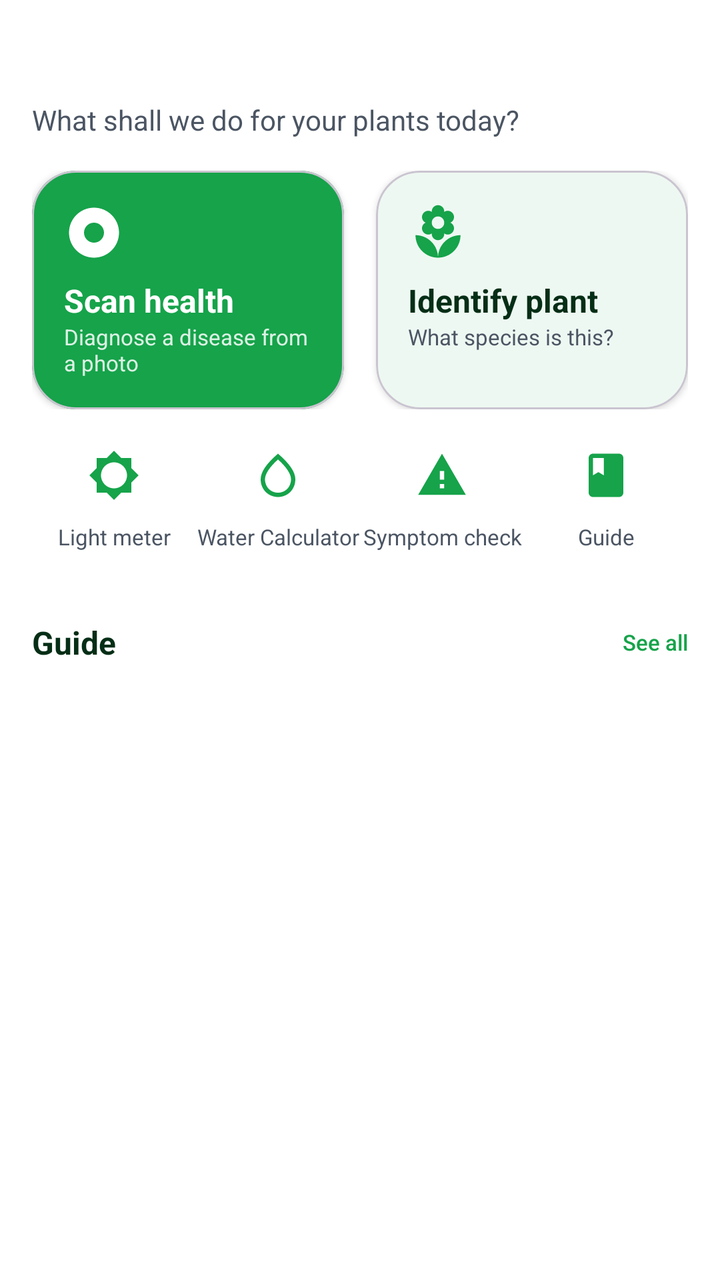
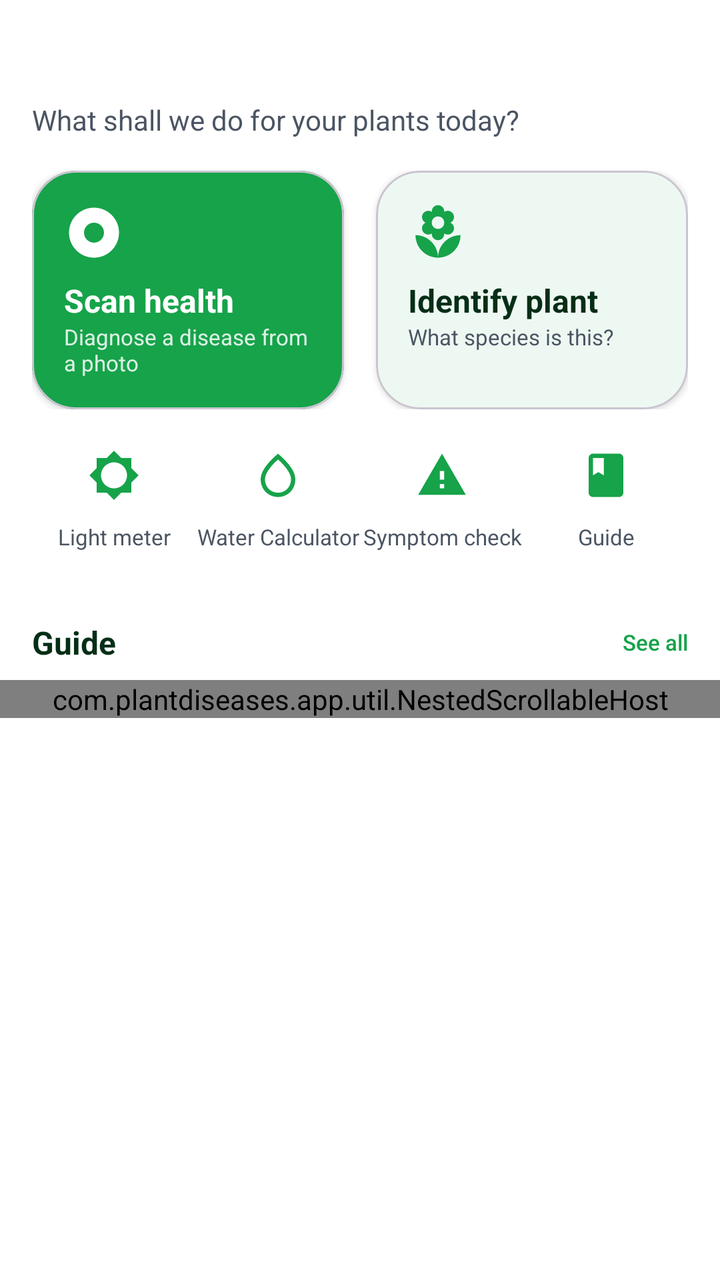

Two renders of the same Android screen: before a commit and after it. Below are the layout's source before the change and the commit's diff.
<!-- AndroidManifest.xml: application theme Theme.PlantDiseases -->
<!-- res/layout/fragment_home.xml -->
<?xml version="1.0" encoding="utf-8"?>
<androidx.core.widget.NestedScrollView xmlns:android="http://schemas.android.com/apk/res/android"
    xmlns:app="http://schemas.android.com/apk/res-auto"
    android:layout_width="match_parent"
    android:layout_height="match_parent"
    android:background="@color/background"
    android:clipToPadding="false"
    android:fillViewport="true">

    <LinearLayout
        android:layout_width="match_parent"
        android:layout_height="wrap_content"
        android:orientation="vertical"
        android:paddingTop="@dimen/space_lg"
        android:paddingBottom="@dimen/space_3xl">

        
        <TextView
            android:id="@+id/tv_greeting"
            android:layout_width="match_parent"
            android:layout_height="wrap_content"
            android:paddingHorizontal="@dimen/content_gutter"
            android:fontFamily="sans-serif-medium"
            android:textColor="@color/on_surface"
            android:textSize="@dimen/text_headline" />

        <TextView
            android:id="@+id/tv_greeting_sub"
            android:layout_width="match_parent"
            android:layout_height="wrap_content"
            android:layout_marginTop="2dp"
            android:paddingHorizontal="@dimen/content_gutter"
            android:text="@string/home_subtitle"
            android:textColor="@color/on_surface_secondary"
            android:textSize="@dimen/text_body" />

        
        <LinearLayout
            android:layout_width="match_parent"
            android:layout_height="wrap_content"
            android:layout_marginTop="@dimen/space_lg"
            android:orientation="horizontal"
            android:paddingHorizontal="@dimen/content_gutter">

            
            <com.google.android.material.card.MaterialCardView
                android:id="@+id/card_scan"
                android:layout_width="0dp"
                android:layout_height="match_parent"
                android:layout_weight="1"
                android:layout_marginEnd="@dimen/space_sm"
                android:clickable="true"
                android:focusable="true"
                app:cardBackgroundColor="@color/primary"
                app:cardCornerRadius="@dimen/radius_lg"
                app:cardElevation="2dp">

                <LinearLayout
                    android:layout_width="match_parent"
                    android:layout_height="wrap_content"
                    android:orientation="vertical"
                    android:padding="@dimen/space_lg">

                    <ImageView
                        android:layout_width="30dp"
                        android:layout_height="30dp"
                        android:src="@drawable/ic_scan"
                        app:tint="@android:color/white"
                        android:contentDescription="@string/home_scan_title" />

                    <TextView
                        android:layout_width="match_parent"
                        android:layout_height="wrap_content"
                        android:layout_marginTop="@dimen/space_sm"
                        android:text="@string/home_scan_title"
                        android:textColor="@android:color/white"
                        android:textStyle="bold"
                        android:textSize="@dimen/text_title_sm" />

                    <TextView
                        android:layout_width="match_parent"
                        android:layout_height="wrap_content"
                        android:text="@string/home_scan_sub"
                        android:textColor="#D9FFFFFF"
                        android:textSize="@dimen/text_caption" />
                </LinearLayout>
            </com.google.android.material.card.MaterialCardView>

            <com.google.android.material.card.MaterialCardView
                android:id="@+id/card_identify"
                android:layout_width="0dp"
                android:layout_height="match_parent"
                android:layout_weight="1"
                android:layout_marginStart="@dimen/space_sm"
                android:clickable="true"
                android:focusable="true"
                app:cardBackgroundColor="@color/surface"
                app:cardCornerRadius="@dimen/radius_lg"
                app:cardElevation="2dp">

                <LinearLayout
                    android:layout_width="match_parent"
                    android:layout_height="wrap_content"
                    android:orientation="vertical"
                    android:padding="@dimen/space_lg">

                    <ImageView
                        android:layout_width="30dp"
                        android:layout_height="30dp"
                        android:src="@drawable/ic_plant_placeholder"
                        app:tint="@color/primary"
                        android:contentDescription="@string/home_identify_title" />

                    <TextView
                        android:layout_width="match_parent"
                        android:layout_height="wrap_content"
                        android:layout_marginTop="@dimen/space_sm"
                        android:text="@string/home_identify_title"
                        android:textColor="@color/on_surface"
                        android:textStyle="bold"
                        android:textSize="@dimen/text_title_sm" />

                    <TextView
                        android:layout_width="match_parent"
                        android:layout_height="wrap_content"
                        android:text="@string/home_identify_sub"
                        android:textColor="@color/on_surface_secondary"
                        android:textSize="@dimen/text_caption" />
                </LinearLayout>
            </com.google.android.material.card.MaterialCardView>
        </LinearLayout>

        
        <LinearLayout
            android:layout_width="match_parent"
            android:layout_height="wrap_content"
            android:layout_marginTop="@dimen/space_md"
            android:orientation="horizontal"
            android:paddingHorizontal="@dimen/content_gutter">

            <LinearLayout
                android:id="@+id/tile_light"
                style="@style/HomeToolTile">

                <ImageView style="@style/HomeToolTileIcon" android:src="@drawable/ic_light" />

                <TextView style="@style/HomeToolTileLabel" android:text="@string/home_tool_light" />
            </LinearLayout>

            <LinearLayout
                android:id="@+id/tile_water"
                style="@style/HomeToolTile">

                <ImageView style="@style/HomeToolTileIcon" android:src="@drawable/ic_watering" />

                <TextView style="@style/HomeToolTileLabel" android:text="@string/home_tool_water" />
            </LinearLayout>

            <LinearLayout
                android:id="@+id/tile_symptom"
                style="@style/HomeToolTile">

                <ImageView style="@style/HomeToolTileIcon" android:src="@drawable/ic_disease" />

                <TextView style="@style/HomeToolTileLabel" android:text="@string/home_tool_symptom" />
            </LinearLayout>

            <LinearLayout
                android:id="@+id/tile_guide"
                style="@style/HomeToolTile">

                <ImageView style="@style/HomeToolTileIcon" android:src="@drawable/ic_guide" />

                <TextView style="@style/HomeToolTileLabel" android:text="@string/home_tool_guide" />
            </LinearLayout>
        </LinearLayout>

        
        <LinearLayout
            android:id="@+id/section_species"
            android:layout_width="match_parent"
            android:layout_height="wrap_content"
            android:layout_marginTop="@dimen/space_xl"
            android:orientation="vertical"
            android:visibility="gone">

            <LinearLayout
                android:layout_width="match_parent"
                android:layout_height="wrap_content"
                android:gravity="center_vertical"
                android:orientation="horizontal"
                android:paddingHorizontal="@dimen/content_gutter">

                <TextView
                    android:id="@+id/tv_species_title"
                    android:layout_width="0dp"
                    android:layout_height="wrap_content"
                    android:layout_weight="1"
                    android:text="@string/home_trending"
                    android:textColor="@color/on_surface"
                    android:textSize="@dimen/text_title_sm"
                    android:textStyle="bold" />

                <TextView
                    android:id="@+id/tv_trending_scope"
                    android:layout_width="wrap_content"
                    android:layout_height="wrap_content"
                    android:textColor="@color/on_surface_secondary"
                    android:textSize="@dimen/text_caption" />
            </LinearLayout>

            <androidx.recyclerview.widget.RecyclerView
                android:id="@+id/rv_species"
                android:layout_width="match_parent"
                android:layout_height="wrap_content"
                android:layout_marginTop="@dimen/space_sm"
                android:clipToPadding="false"
                android:nestedScrollingEnabled="false"
                android:orientation="horizontal"
                android:paddingHorizontal="@dimen/content_gutter" />
        </LinearLayout>

        
        <LinearLayout
            android:id="@+id/section_popular"
            android:layout_width="match_parent"
            android:layout_height="wrap_content"
            android:layout_marginTop="@dimen/space_xl"
            android:orientation="vertical"
            android:visibility="gone">

            <TextView
                android:layout_width="match_parent"
                android:layout_height="wrap_content"
                android:paddingHorizontal="@dimen/content_gutter"
                android:text="@string/home_popular_diseases"
                android:textColor="@color/on_surface"
                android:textSize="@dimen/text_title_sm"
                android:textStyle="bold" />

            <androidx.recyclerview.widget.RecyclerView
                android:id="@+id/rv_popular"
                android:layout_width="match_parent"
                android:layout_height="wrap_content"
                android:layout_marginTop="@dimen/space_sm"
                android:clipToPadding="false"
                android:nestedScrollingEnabled="false"
                android:orientation="horizontal"
                android:paddingHorizontal="@dimen/content_gutter" />
        </LinearLayout>

        
        <LinearLayout
            android:layout_width="match_parent"
            android:layout_height="wrap_content"
            android:layout_marginTop="@dimen/space_xl"
            android:orientation="vertical">

            <LinearLayout
                android:layout_width="match_parent"
                android:layout_height="wrap_content"
                android:gravity="center_vertical"
                android:orientation="horizontal"
                android:paddingHorizontal="@dimen/content_gutter">

                <TextView
                    android:layout_width="0dp"
                    android:layout_height="wrap_content"
                    android:layout_weight="1"
                    android:text="@string/home_disease_guide"
                    android:textColor="@color/on_surface"
                    android:textSize="@dimen/text_title_sm"
                    android:textStyle="bold" />

                <TextView
                    android:id="@+id/tv_guide_all"
                    android:layout_width="wrap_content"
                    android:layout_height="wrap_content"
                    android:text="@string/home_see_all"
                    android:textColor="@color/primary"
                    android:textSize="@dimen/text_caption"
                    android:fontFamily="sans-serif-medium" />
            </LinearLayout>

            <androidx.recyclerview.widget.RecyclerView
                android:id="@+id/rv_guide"
                android:layout_width="match_parent"
                android:layout_height="wrap_content"
                android:layout_marginTop="@dimen/space_sm"
                android:clipToPadding="false"
                android:nestedScrollingEnabled="false"
                android:orientation="horizontal"
                android:paddingHorizontal="@dimen/content_gutter" />
        </LinearLayout>

    </LinearLayout>
</androidx.core.widget.NestedScrollView>
<!-- resources referenced by this layout -->
<resources>
  <color name="background">#FFFFFF</color>
  <color name="on_surface">#052E16</color>
  <color name="on_surface_secondary">#4B5563</color>
  <color name="primary">#16A34A</color>
  <color name="surface">#FFFFFF</color>
  <dimen name="content_gutter">16dp</dimen>
  <dimen name="radius_lg">22dp</dimen>
  <dimen name="space_3xl">32dp</dimen>
  <dimen name="space_lg">16dp</dimen>
  <dimen name="space_md">12dp</dimen>
  <dimen name="space_sm">8dp</dimen>
  <dimen name="space_xl">20dp</dimen>
  <dimen name="text_body">14sp</dimen>
  <dimen name="text_caption">11sp</dimen>
  <dimen name="text_headline">24sp</dimen>
  <dimen name="text_title_sm">16sp</dimen>
  <!-- drawable ic_disease (drawable) -->
  <vector xmlns:android="http://schemas.android.com/apk/res/android" android:width="24dp" android:height="24dp" android:viewportWidth="24" android:viewportHeight="24">
      <path android:fillColor="#E53935" android:pathData="M1,21h22L12,2 1,21zM13,18h-2v-2h2v2zM13,14h-2v-4h2v4z"/>
  </vector>
  <!-- drawable ic_guide (drawable) -->
  <vector xmlns:android="http://schemas.android.com/apk/res/android" android:width="24dp" android:height="24dp" android:viewportWidth="24" android:viewportHeight="24">
      <path android:fillColor="#000000" android:pathData="M18,2H6c-1.1,0 -2,0.9 -2,2v16c0,1.1 0.9,2 2,2h12c1.1,0 2,-0.9 2,-2V4c0,-1.1 -0.9,-2 -2,-2zM6,4h5v8l-2.5,-1.5L6,12V4z"/>
  </vector>
  <!-- drawable ic_scan (drawable) -->
  <vector xmlns:android="http://schemas.android.com/apk/res/android" android:width="24dp" android:height="24dp" android:viewportWidth="24" android:viewportHeight="24">
      <path android:fillColor="#FFFFFF" android:pathData="M12,2C6.48,2 2,6.48 2,12s4.48,10 10,10 10,-4.48 10,-10S17.52,2 12,2zM12,16c-2.21,0 -4,-1.79 -4,-4s1.79,-4 4,-4 4,1.79 4,4 -1.79,4 -4,4z"/>
  </vector>
  <string name="home_disease_guide">Guide</string>
  <string name="home_identify_sub">What species is this?</string>
  <string name="home_identify_title">Identify plant</string>
  <string name="home_popular_diseases">Popular diseases</string>
  <string name="home_scan_sub">Diagnose a disease from a photo</string>
  <string name="home_scan_title">Scan health</string>
  <string name="home_see_all">See all</string>
  <string name="home_subtitle">What shall we do for your plants today?</string>
  <string name="home_tool_guide">Guide</string>
  <string name="home_tool_light">Light meter</string>
  <string name="home_tool_symptom">Symptom check</string>
  <string name="home_tool_water">Water Calculator</string>
  <string name="home_trending">Trending in your country</string>
  <style name="HomeToolTileIcon">
          <item name="android:layout_width">26dp</item>
          <item name="android:layout_height">26dp</item>
          <item name="android:tint">@color/primary</item>
      </style>
  <color name="primary_dark">#15803D</color>
  <color name="on_primary">#FFFFFF</color>
  <color name="primary_light">#DCFCE7</color>
  <color name="secondary">#4ADE80</color>
  <color name="on_secondary">#052E16</color>
  <color name="surface_variant">#F0FDF4</color>
  <color name="surface_container_low">#F4FBF6</color>
  <color name="surface_container">#ECF7F0</color>
  <style name="App.FAB" parent="Widget.Material3.FloatingActionButton.Primary">
          <item name="backgroundTint">@color/primary</item>
          <item name="tint">@color/on_primary</item>
          <item name="rippleColor">@color/primary_dark</item>
          <item name="elevation">6dp</item>
          <item name="hoveredFocusedTranslationZ">8dp</item>
          <item name="pressedTranslationZ">10dp</item>
      </style>
  <style name="ShapeAppearance.App.Button" parent="ShapeAppearance.Material3.Corner.Large">
          <item name="cornerSize">24dp</item>
      </style>
  <dimen name="space_2xl">24dp</dimen>
  <!-- unchanged entries left out for length: 8 -->
</resources>

<!-- the commit's change to res/layout/fragment_home.xml (unified diff, before → after) -->
@@ -209,15 +209,20 @@
                     android:textSize="@dimen/text_caption" />
             </LinearLayout>
 
-            <androidx.recyclerview.widget.RecyclerView
-                android:id="@+id/rv_species"
-                android:layout_width="match_parent"
-                android:layout_height="wrap_content"
-                android:layout_marginTop="@dimen/space_sm"
-                android:clipToPadding="false"
-                android:nestedScrollingEnabled="false"
-                android:orientation="horizontal"
-                android:paddingHorizontal="@dimen/content_gutter" />
+            <com.plantdiseases.app.util.NestedScrollableHost
+                android:layout_width="match_parent"
+                android:layout_height="wrap_content"
+                android:layout_marginTop="@dimen/space_sm">
+
+                <androidx.recyclerview.widget.RecyclerView
+                    android:id="@+id/rv_species"
+                    android:layout_width="match_parent"
+                    android:layout_height="wrap_content"
+                    android:clipToPadding="false"
+                    android:nestedScrollingEnabled="false"
+                    android:orientation="horizontal"
+                    android:paddingHorizontal="@dimen/content_gutter" />
+            </com.plantdiseases.app.util.NestedScrollableHost>
         </LinearLayout>
 
         
@@ -238,15 +243,20 @@
                 android:textSize="@dimen/text_title_sm"
                 android:textStyle="bold" />
 
-            <androidx.recyclerview.widget.RecyclerView
-                android:id="@+id/rv_popular"
-                android:layout_width="match_parent"
-                android:layout_height="wrap_content"
-                android:layout_marginTop="@dimen/space_sm"
-                android:clipToPadding="false"
-                android:nestedScrollingEnabled="false"
-                android:orientation="horizontal"
-                android:paddingHorizontal="@dimen/content_gutter" />
+            <com.plantdiseases.app.util.NestedScrollableHost
+                android:layout_width="match_parent"
+                android:layout_height="wrap_content"
+                android:layout_marginTop="@dimen/space_sm">
+
+                <androidx.recyclerview.widget.RecyclerView
+                    android:id="@+id/rv_popular"
+                    android:layout_width="match_parent"
+                    android:layout_height="wrap_content"
+                    android:clipToPadding="false"
+                    android:nestedScrollingEnabled="false"
+                    android:orientation="horizontal"
+                    android:paddingHorizontal="@dimen/content_gutter" />
+            </com.plantdiseases.app.util.NestedScrollableHost>
         </LinearLayout>
 
         
@@ -282,15 +292,20 @@
                     android:fontFamily="sans-serif-medium" />
             </LinearLayout>
 
-            <androidx.recyclerview.widget.RecyclerView
-                android:id="@+id/rv_guide"
-                android:layout_width="match_parent"
-                android:layout_height="wrap_content"
-                android:layout_marginTop="@dimen/space_sm"
-                android:clipToPadding="false"
-                android:nestedScrollingEnabled="false"
-                android:orientation="horizontal"
-                android:paddingHorizontal="@dimen/content_gutter" />
+            <com.plantdiseases.app.util.NestedScrollableHost
+                android:layout_width="match_parent"
+                android:layout_height="wrap_content"
+                android:layout_marginTop="@dimen/space_sm">
+
+                <androidx.recyclerview.widget.RecyclerView
+                    android:id="@+id/rv_guide"
+                    android:layout_width="match_parent"
+                    android:layout_height="wrap_content"
+                    android:clipToPadding="false"
+                    android:nestedScrollingEnabled="false"
+                    android:orientation="horizontal"
+                    android:paddingHorizontal="@dimen/content_gutter" />
+            </com.plantdiseases.app.util.NestedScrollableHost>
         </LinearLayout>
 
     </LinearLayout>
